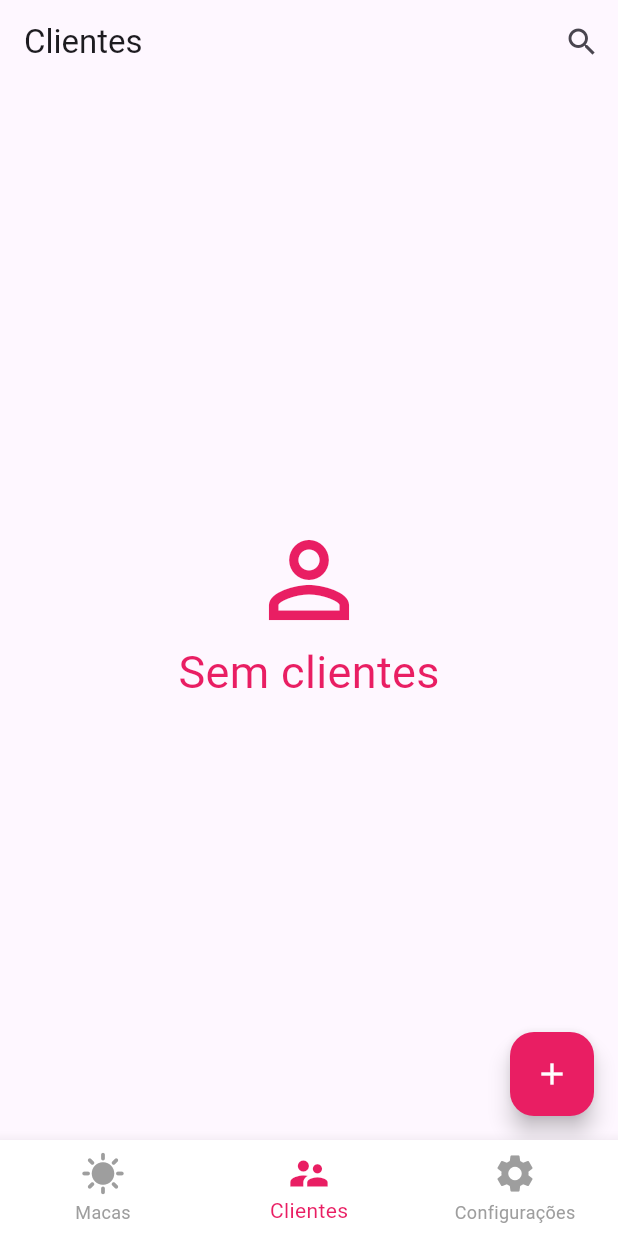
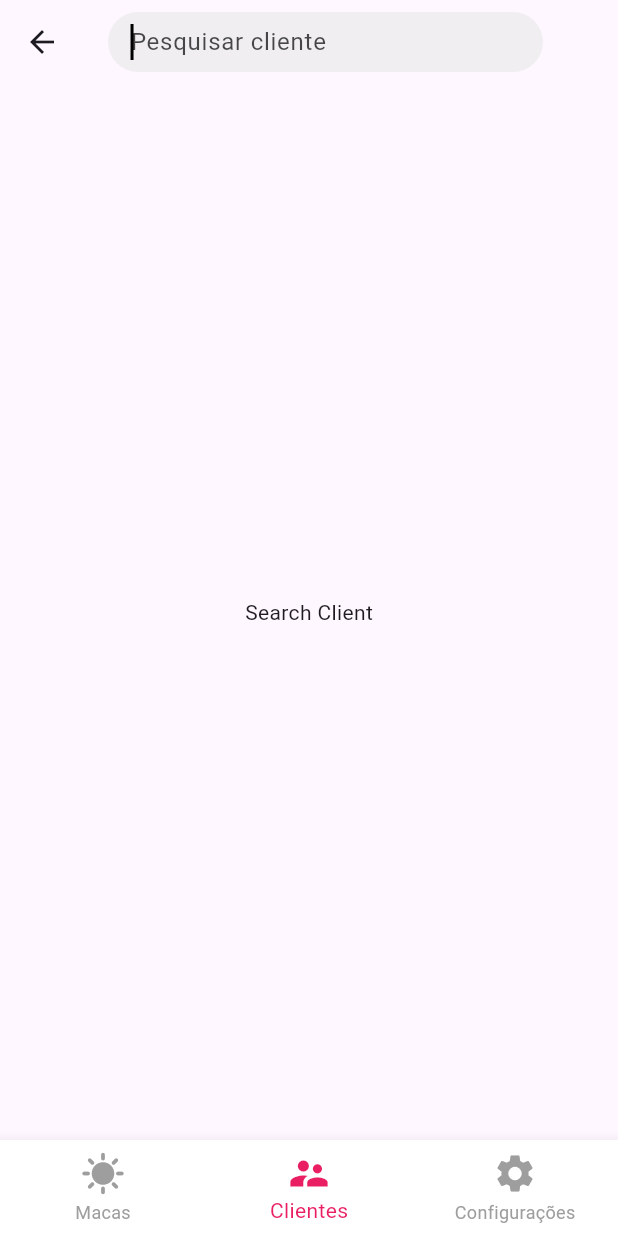
Before and after one commit to Fael123Programming/agendador-bronzeamento-flutter, a Flutter app: the screen it shows after launch, item 2 of the bottom bar chosen, after a tap on the "search" icon, on a phone screen of 412 x 824 dp. Run offline on Flutter 3.47's test engine with Material 3 defaults, Android fonts, the light colour scheme and no system bars; our stand-ins replace get, grouped_list, hive, image_picker, nice_buttons; accounts and stored records are empty.

Commit message:
Feat.: search_client.dart

```diff
--- a/lib/config/custom_router.dart
+++ b/lib/config/custom_router.dart
@@ -1,4 +1,5 @@
 import 'package:agendador_bronzeamento/views/beds/screens/bed_details.dart';
+import 'package:agendador_bronzeamento/views/clients/screens/search_client.dart';
 import 'package:agendador_bronzeamento/views/home.dart';
 import 'package:agendador_bronzeamento/views/clients/screens/client_details.dart';
 import 'package:flutter/material.dart';
@@ -61,6 +62,11 @@ class CustomRouter {
           ),
           settings: const RouteSettings(name: RoutePaths.clientDetails),
         );
+      case RoutePaths.searchClient:
+        return MaterialPageRoute(
+          builder: (context) => const SearchClient(),
+          settings: const RouteSettings(name: RoutePaths.searchClient)
+        );
       case RoutePaths.general:
         // Map<dynamic, dynamic>? bedArgs;
         // if (settings.arguments != null) {
--- a/lib/config/route_paths.dart
+++ b/lib/config/route_paths.dart
@@ -4,4 +4,5 @@ class RoutePaths {
   static const String clientDetails = '/client_details';
   static const String bedDetails = '/bed_details';
   static const String general = '/general';
+  static const String searchClient = '/search_client';
 }
--- a/lib/models/user.dart
+++ b/lib/models/user.dart
@@ -9,7 +9,7 @@ class User {
   User({
     required this.name,
     required this.phoneNumber,
-    required this.observations,
+    this.observations,
     this.profileImage
   });
 
@@ -20,7 +20,7 @@ class User {
   String phoneNumber;
 
   @HiveField(2)
-  String observations;
+  String? observations;
 
   @HiveField(3)
   Uint8List? profileImage;
@@ -68,7 +68,7 @@ class UserController extends GetxController {
     users = usersLocal.values.toList().obs;
   }
 
-  void addUser(User user) async {
+  Future<void> addUser(User user) async {
     final Box<User> users = await Hive.openBox<User>(usersBox);
     await users.add(user);
     await fetchUsers();
--- a/lib/views/clients/clients.dart
+++ b/lib/views/clients/clients.dart
@@ -5,58 +5,43 @@ import 'package:flutter/material.dart';
 import 'package:grouped_list/grouped_list.dart';
 import 'package:get/get.dart';
 
-
 class Clients extends StatelessWidget {
   const Clients({super.key});
 
   @override
   Widget build(context) {
     final UserController userController = Get.find();
-    final RxList<User> clientsToShow = Get.put(<User>[].obs);
-    RxBool searchClient = false.obs;
 
-    if (userController.loaded.value) {
-      return Scaffold(
+    return PopScope(
+        onPopInvoked:(didPop) {
+        },
+        child: Obx(() =>
+      userController.loaded.value ? Scaffold(
         appBar: AppBar(
-          title: Obx(() => searchClient.value
-              ? searchTextField()
-              : const Text(
+          title: const Text(
             'Clientes',
-                )),
-          actions: searchClient.value
-              ? [
+          ),
+          actions: <Widget>[
             IconButton(
-                    onPressed: () {
-                      searchClient = false.obs;
-                      clientsToShow.clear();
-                    },
-                    icon: const Icon(Icons.clear),
-                  )
-                ]
-              : [
-                  IconButton(
-                    onPressed: () => searchClient = true.obs,
+              onPressed: () => Navigator.pushNamed(context, RoutePaths.searchClient),
               icon: const Icon(Icons.search),
             )
           ],
         ),
-        floatingActionButton: searchClient.value
-            ? null
-            : FloatingActionButton(
+        floatingActionButton: FloatingActionButton(
           onPressed: () =>
               Navigator.pushNamed(context, RoutePaths.clientDetails),
           foregroundColor: Colors.white,
           backgroundColor: Colors.pink,
           child: const Icon(Icons.add),
         ),
-        body: Obx(() {
-          if (userController.users!.toList().isEmpty) {
-            return const Center(
+          body: Obx(() => userController.users!.toList().isEmpty ?
+            const Center(
               child: Column(
                 mainAxisAlignment: MainAxisAlignment.center,
                 children: [
                   Icon(
-                    Icons.person_outline,
+                    Icons.person_outlined,
                     size: 80,
                     color: Colors.pink
                   ),
@@ -69,34 +54,8 @@ class Clients extends StatelessWidget {
                   )
                 ]
               )
-            );
-          } else {
-            return GroupedListView<User, String>(
-            elements: clientsToShow.isEmpty && !searchClient.value
-                ? userController.users!.toList()
-                : clientsToShow.toList(),
-            groupBy: (user) => user.name[0].toString().toUpperCase(),
-            groupSeparatorBuilder: (String groupByValue) => Container(
-              decoration: BoxDecoration(
-                color: Colors.pink,
-                border: Border.all(
-                  color: Colors.grey,
-                ),
-                borderRadius: const BorderRadius.all(
-                  Radius.circular(20),
-                ),
-              ),
-              padding: const EdgeInsets.all(10),
-              child: Text(
-                groupByValue,
-                textAlign: TextAlign.start,
-                style: const TextStyle(
-                  fontWeight: FontWeight.bold,
-                  fontSize: 25,
-                ),
-              ),
-            ),
-            itemBuilder: (context, User user) => Container(
+            ) : ListView.builder(
+                itemBuilder: (context, index) => Container(
                 decoration: BoxDecoration(
                   color: Colors.pink[50],
                   borderRadius: const BorderRadius.all(
@@ -108,9 +67,9 @@ class Clients extends StatelessWidget {
                   onTap: () => Navigator.pushNamed(
                     context,
                     RoutePaths.clientDetails,
-                  arguments: user,
+                    arguments: userController.users![index],
                   ),
-                title: Text(user.name),
+                  title: Text(userController.users![index].name),
                   // leading: const Icon(Icons.person_2),
                   leading: const CircleAvatar(
                     backgroundImage: AssetImage("assets/girl.jpg"),
@@ -118,52 +77,10 @@ class Clients extends StatelessWidget {
                   ),
                 ),
               ),
-            itemComparator: (user1, user2) =>
-                user1.name.compareTo(user2.name),
-            floatingHeader: true,
-            order: GroupedListOrder.ASC,
-          );
-          }
-        }));
-    } else {
-      return const Loading();
-    }
-  }
-
-  Widget searchTextField() {
-    return TextField(
-      onChanged: (String s) {
-        RxList<User> clientsToShow = Get.find();
-        final UserController userController = Get.find();
-          clientsToShow.clear();
-          clientsToShow.addAll(
-            userController.users!.toList().where(
-              (user) => user.name.toString().toLowerCase().contains(
-                    s.toLowerCase(),
             ),
           ),
-          );
-      },
-      autofocus: true,
-      cursorColor: Colors.black,
-      style: const TextStyle(
-        color: Colors.black,
-        fontSize: 20,
-      ),
-      textInputAction: TextInputAction.search,
-      decoration: InputDecoration(
-        icon: Image.asset('assets/tanning.png', width: 30, height: 30),
-        enabledBorder: const UnderlineInputBorder(
-          borderSide: BorderSide(color: Colors.black),
-        ),
-        focusedBorder: const UnderlineInputBorder(
-          borderSide: BorderSide(color: Colors.black),
-        ),
-        hintText: 'Pesquisar cliente',
-        hintStyle: const TextStyle(
-          color: Colors.grey,
-          fontSize: 20,
-        ),
+        )
+    : const Loading(),
     ),
     );
   }
--- /dev/null
+++ b/lib/views/clients/screens/search_client.dart
@@ -0,0 +1,59 @@
+import 'package:flutter/material.dart';
+import 'package:get/get.dart';
+
+class SearchClient extends StatelessWidget {
+  const SearchClient({super.key});
+
+  @override
+  Widget build(context) {
+    return Scaffold(
+      appBar: AppBar(
+        title: Container(
+          height: 40,
+          width: 290,
+          alignment: Alignment.center,
+          padding: const EdgeInsets.only(left: 5),
+          decoration: const BoxDecoration(
+            color: Color.fromARGB(150, 231, 231, 231),
+            borderRadius: BorderRadius.all(Radius.circular(30))
+          ),
+          child: TextField(
+            onChanged: (String s) {
+              // ClientsToShowController clientsController = Get.find();
+              // final UserController userController = Get.find();
+              //   clientsController.clients.clear();
+              //   clientsController.clients.addAll(
+              //     userController.users!.toList().where(
+              //       (user) => user.name.toString().toLowerCase().contains(
+              //             s.toLowerCase(),
+              //           ),
+              //     ),
+              //   );
+            },
+            autofocus: true,
+            cursorColor: Colors.black,
+            style: const TextStyle(
+              color: Colors.black,
+            ),
+            textInputAction: TextInputAction.search,
+            textAlign: TextAlign.left,
+            textAlignVertical: TextAlignVertical.center,
+            decoration: const InputDecoration(
+              contentPadding: EdgeInsets.all(10),
+              enabledBorder: InputBorder.none,
+              focusedBorder: InputBorder.none,
+              hintText: 'Pesquisar cliente',
+              hintStyle: TextStyle(
+                color: Color.fromARGB(180, 0, 0, 0),
+                fontWeight: FontWeight.normal
+              ),
+            ),
+          ),
+        ),
+      ),
+      body: Center(
+        child: Text('Search Client'),
+      ),
+    );
+  }
+}
```
Also changed, not shown: lib/views/clients/screens/client_details.dart (+18 -16 lines), lib/views/clients/widgets/observations_input.dart (renamed from lib/views/clients/widgets/text_area_input.dart, +11 -11 lines), pubspec.yaml (+10 -10 lines), pubspec.lock. Lines whose indentation alone changed are shown as unchanged.
